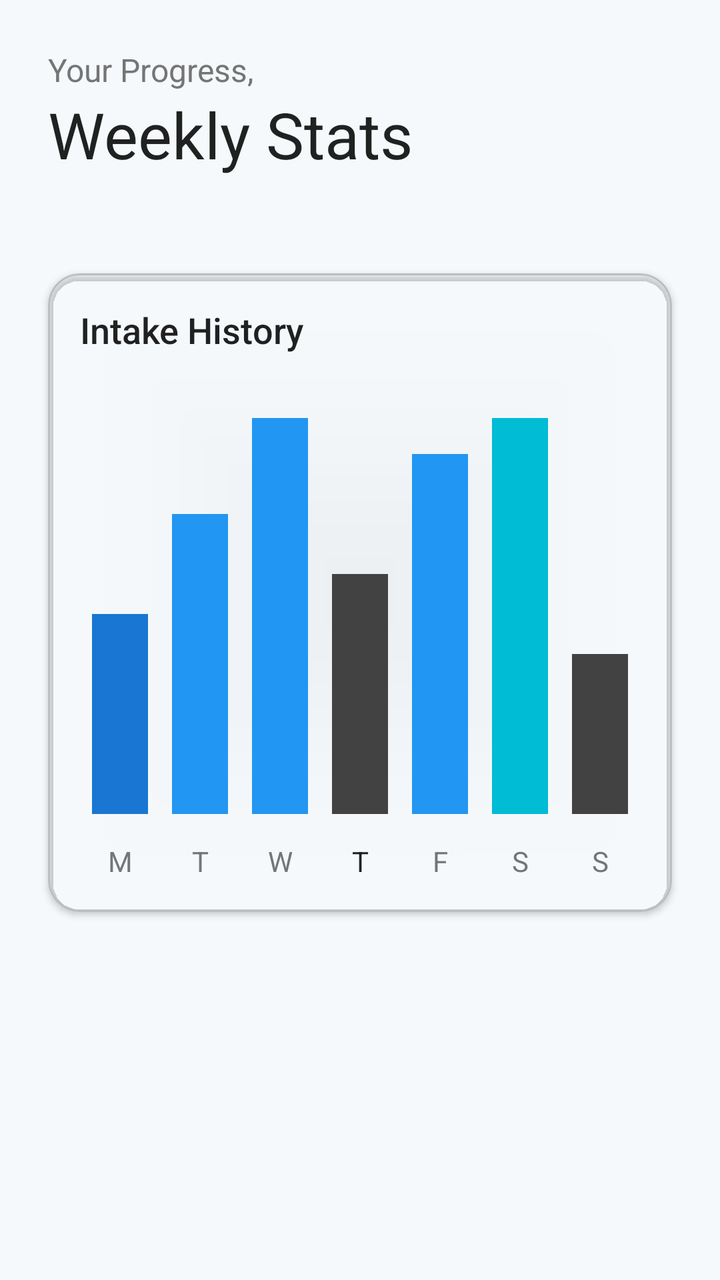
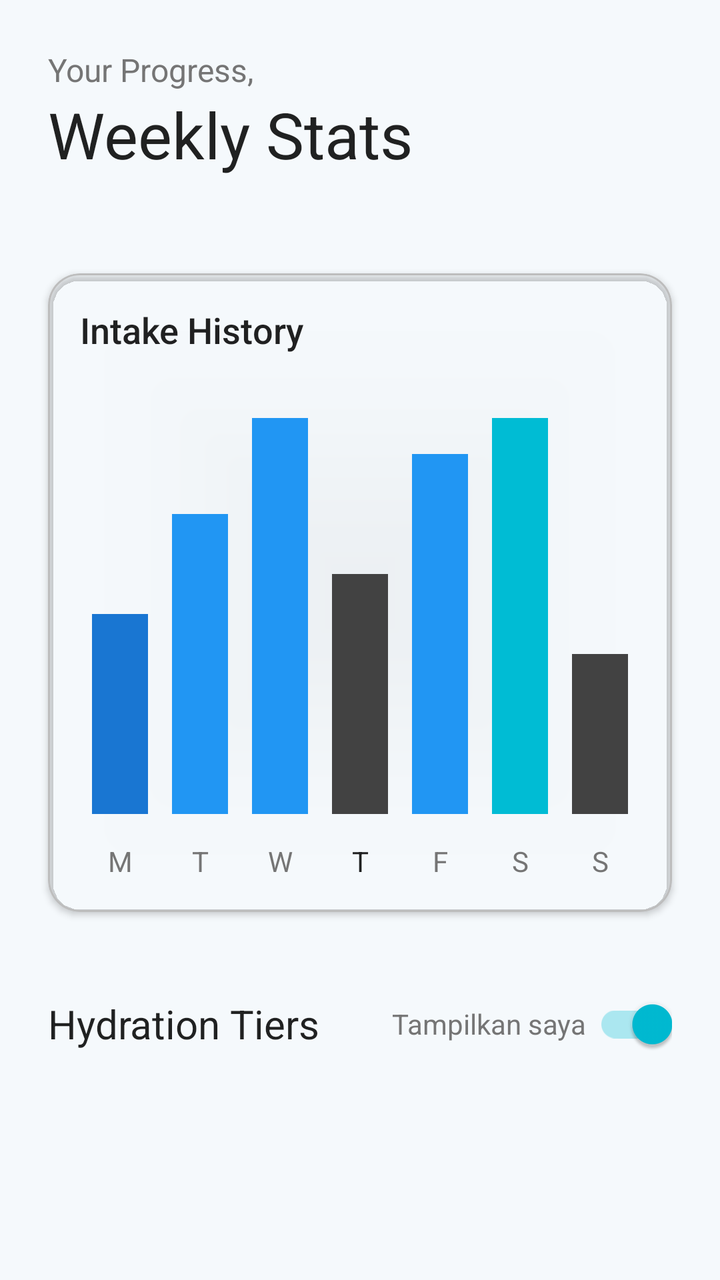

Before-and-after screenshots of an Android layout around one commit, followed by the original layout XML and the change that was made.
<!-- AndroidManifest.xml: application theme Theme.WaterTracker -->
<!-- res/layout/fragment_stats.xml -->
<?xml version="1.0" encoding="utf-8"?>
<androidx.constraintlayout.widget.ConstraintLayout xmlns:android="http://schemas.android.com/apk/res/android"
    xmlns:app="http://schemas.android.com/apk/res-auto"
    xmlns:tools="http://schemas.android.com/tools"
    android:layout_width="match_parent"
    android:layout_height="match_parent"
    android:background="?android:attr/windowBackground"
    tools:context=".StatsFragment">

    
    <LinearLayout
        android:id="@+id/headerContainer"
        android:layout_width="match_parent"
        android:layout_height="wrap_content"
        android:orientation="vertical"
        android:padding="24dp"
        app:layout_constraintTop_toTopOf="parent">

        <TextView
            android:layout_width="wrap_content"
            android:layout_height="wrap_content"
            android:text="Your Progress,"
            android:textColor="@color/water_text_secondary"
            android:textSize="16sp" />

        <TextView
            android:layout_width="wrap_content"
            android:layout_height="wrap_content"
            android:fontFamily="sans-serif-bold"
            android:text="Weekly Stats"
            android:textColor="?android:attr/textColorPrimary"
            android:textSize="32sp" />
    </LinearLayout>

    <com.google.android.material.card.MaterialCardView
        android:id="@+id/chartCard"
        android:layout_width="match_parent"
        android:layout_height="wrap_content"
        android:layout_marginHorizontal="24dp"
        android:layout_marginTop="24dp"
        app:cardCornerRadius="16dp"
        app:cardElevation="2dp"
        app:strokeWidth="1dp"
        app:strokeColor="@color/water_divider"
        app:cardBackgroundColor="@android:color/transparent"
        app:layout_constraintTop_toBottomOf="@id/headerContainer"
        app:layout_constraintStart_toStartOf="parent"
        app:layout_constraintEnd_toEndOf="parent">

        <LinearLayout
            android:layout_width="match_parent"
            android:layout_height="wrap_content"
            android:orientation="vertical"
            android:padding="16dp">

            <TextView
                android:layout_width="wrap_content"
                android:layout_height="wrap_content"
                android:fontFamily="sans-serif-medium"
                android:text="Intake History"
                android:textColor="?android:attr/textColorPrimary"
                android:textSize="18sp"
                android:layout_marginBottom="16dp" />

            <LinearLayout
                android:id="@+id/chartPlaceholder"
                android:layout_width="match_parent"
                android:layout_height="220dp"
                android:orientation="horizontal"
                android:gravity="bottom"
                android:paddingTop="16dp">

                <View android:layout_width="0dp" android:layout_weight="1" android:layout_height="100dp" android:layout_margin="6dp" android:background="@color/water_blue_dark" />
                <View android:layout_width="0dp" android:layout_weight="1" android:layout_height="150dp" android:layout_margin="6dp" android:background="@color/water_blue_primary" />
                <View android:layout_width="0dp" android:layout_weight="1" android:layout_height="200dp" android:layout_margin="6dp" android:background="@color/water_blue_primary" />
                <View android:layout_width="0dp" android:layout_weight="1" android:layout_height="120dp" android:layout_margin="6dp" android:background="@color/water_placeholder_dark" />
                <View android:layout_width="0dp" android:layout_weight="1" android:layout_height="180dp" android:layout_margin="6dp" android:background="@color/water_blue_primary" />
                <View android:layout_width="0dp" android:layout_weight="1" android:layout_height="220dp" android:layout_margin="6dp" android:background="@color/water_blue_accent" />
                <View android:layout_width="0dp" android:layout_weight="1" android:layout_height="80dp" android:layout_margin="6dp" android:background="@color/water_placeholder_dark" />
            </LinearLayout>

            <LinearLayout
                android:layout_width="match_parent"
                android:layout_height="wrap_content"
                android:orientation="horizontal"
                android:layout_marginTop="8dp">
                <TextView android:layout_width="0dp" android:layout_weight="1" android:layout_height="wrap_content" android:text="M" android:gravity="center" android:textColor="@color/water_text_secondary"/>
                <TextView android:layout_width="0dp" android:layout_weight="1" android:layout_height="wrap_content" android:text="T" android:gravity="center" android:textColor="@color/water_text_secondary"/>
                <TextView android:layout_width="0dp" android:layout_weight="1" android:layout_height="wrap_content" android:text="W" android:gravity="center" android:textColor="@color/water_text_secondary"/>
                <TextView android:layout_width="0dp" android:layout_weight="1" android:layout_height="wrap_content" android:text="T" android:gravity="center" android:textColor="?android:attr/textColorPrimary" android:fontFamily="sans-serif-bold"/>
                <TextView android:layout_width="0dp" android:layout_weight="1" android:layout_height="wrap_content" android:text="F" android:gravity="center" android:textColor="@color/water_text_secondary"/>
                <TextView android:layout_width="0dp" android:layout_weight="1" android:layout_height="wrap_content" android:text="S" android:gravity="center" android:textColor="@color/water_text_secondary"/>
                <TextView android:layout_width="0dp" android:layout_weight="1" android:layout_height="wrap_content" android:text="S" android:gravity="center" android:textColor="@color/water_text_secondary"/>
            </LinearLayout>
        </LinearLayout>
    </com.google.android.material.card.MaterialCardView>

</androidx.constraintlayout.widget.ConstraintLayout>
<!-- resources referenced by this layout -->
<resources>
  <color name="water_blue_accent">#00BCD4</color>
  <color name="water_blue_dark">#1976D2</color>
  <color name="water_blue_primary">#2196F3</color>
  <color name="water_divider">#BDBDBD</color>
  <color name="water_placeholder_dark">#424242</color>
  <color name="water_text_secondary">#757575</color>
  <style name="Theme.WaterTracker" parent="Theme.MaterialComponents.DayNight.NoActionBar">
          
          <item name="colorPrimary">@color/water_blue_primary</item>
          <item name="colorPrimaryVariant">@color/water_blue_dark</item>
          <item name="colorOnPrimary">@color/water_white</item>
          
          <item name="colorSecondary">@color/water_blue_accent</item>
          <item name="colorSecondaryVariant">@color/water_blue_accent_light</item>
          <item name="colorOnSecondary">@color/water_white</item>
          
          <item name="android:statusBarColor">?attr/colorPrimaryVariant</item>
          
          <item name="android:windowBackground">@color/water_bg_light</item>
          <item name="colorSurface">@color/water_white</item>
      </style>
  <color name="water_white">#FFFFFF</color>
  <color name="water_blue_accent_light">#81D4FA</color>
  <color name="water_bg_light">#F5F9FC</color>
</resources>

<!-- the commit's change to res/layout/fragment_stats.xml (unified diff, before → after) -->
@@ -1,98 +1,143 @@
 <?xml version="1.0" encoding="utf-8"?>
-<androidx.constraintlayout.widget.ConstraintLayout xmlns:android="http://schemas.android.com/apk/res/android"
+<ScrollView xmlns:android="http://schemas.android.com/apk/res/android"
     xmlns:app="http://schemas.android.com/apk/res-auto"
     xmlns:tools="http://schemas.android.com/tools"
     android:layout_width="match_parent"
     android:layout_height="match_parent"
     android:background="?android:attr/windowBackground"
+    android:fillViewport="true"
     tools:context=".StatsFragment">
 
-    
-    <LinearLayout
-        android:id="@+id/headerContainer"
+    <androidx.constraintlayout.widget.ConstraintLayout
         android:layout_width="match_parent"
-        android:layout_height="wrap_content"
-        android:orientation="vertical"
-        android:padding="24dp"
-        app:layout_constraintTop_toTopOf="parent">
+        android:layout_height="wrap_content">
 
-        <TextView
-            android:layout_width="wrap_content"
-            android:layout_height="wrap_content"
-            android:text="Your Progress,"
-            android:textColor="@color/water_text_secondary"
-            android:textSize="16sp" />
-
-        <TextView
-            android:layout_width="wrap_content"
-            android:layout_height="wrap_content"
-            android:fontFamily="sans-serif-bold"
-            android:text="Weekly Stats"
-            android:textColor="?android:attr/textColorPrimary"
-            android:textSize="32sp" />
-    </LinearLayout>
-
-    <com.google.android.material.card.MaterialCardView
-        android:id="@+id/chartCard"
-        android:layout_width="match_parent"
-        android:layout_height="wrap_content"
-        android:layout_marginHorizontal="24dp"
-        android:layout_marginTop="24dp"
-        app:cardCornerRadius="16dp"
-        app:cardElevation="2dp"
-        app:strokeWidth="1dp"
-        app:strokeColor="@color/water_divider"
-        app:cardBackgroundColor="@android:color/transparent"
-        app:layout_constraintTop_toBottomOf="@id/headerContainer"
-        app:layout_constraintStart_toStartOf="parent"
-        app:layout_constraintEnd_toEndOf="parent">
-
+        
         <LinearLayout
+            android:id="@+id/headerContainer"
             android:layout_width="match_parent"
             android:layout_height="wrap_content"
             android:orientation="vertical"
-            android:padding="16dp">
+            android:padding="24dp"
+            app:layout_constraintTop_toTopOf="parent">
 
             <TextView
                 android:layout_width="wrap_content"
                 android:layout_height="wrap_content"
-                android:fontFamily="sans-serif-medium"
-                android:text="Intake History"
+                android:text="Your Progress,"
+                android:textColor="@color/water_text_secondary"
+                android:textSize="16sp" />
+
+            <TextView
+                android:layout_width="wrap_content"
+                android:layout_height="wrap_content"
+                android:fontFamily="sans-serif-bold"
+                android:text="Weekly Stats"
                 android:textColor="?android:attr/textColorPrimary"
-                android:textSize="18sp"
-                android:layout_marginBottom="16dp" />
+                android:textSize="32sp" />
+        </LinearLayout>
 
-            <LinearLayout
-                android:id="@+id/chartPlaceholder"
-                android:layout_width="match_parent"
-                android:layout_height="220dp"
-                android:orientation="horizontal"
-                android:gravity="bottom"
-                android:paddingTop="16dp">
-
-                <View android:layout_width="0dp" android:layout_weight="1" android:layout_height="100dp" android:layout_margin="6dp" android:background="@color/water_blue_dark" />
-                <View android:layout_width="0dp" android:layout_weight="1" android:layout_height="150dp" android:layout_margin="6dp" android:background="@color/water_blue_primary" />
-                <View android:layout_width="0dp" android:layout_weight="1" android:layout_height="200dp" android:layout_margin="6dp" android:background="@color/water_blue_primary" />
-                <View android:layout_width="0dp" android:layout_weight="1" android:layout_height="120dp" android:layout_margin="6dp" android:background="@color/water_placeholder_dark" />
-                <View android:layout_width="0dp" android:layout_weight="1" android:layout_height="180dp" android:layout_margin="6dp" android:background="@color/water_blue_primary" />
-                <View android:layout_width="0dp" android:layout_weight="1" android:layout_height="220dp" android:layout_margin="6dp" android:background="@color/water_blue_accent" />
-                <View android:layout_width="0dp" android:layout_weight="1" android:layout_height="80dp" android:layout_margin="6dp" android:background="@color/water_placeholder_dark" />
-            </LinearLayout>
+        <com.google.android.material.card.MaterialCardView
+            android:id="@+id/chartCard"
+            android:layout_width="match_parent"
+            android:layout_height="wrap_content"
+            android:layout_marginHorizontal="24dp"
+            android:layout_marginTop="24dp"
+            app:cardCornerRadius="16dp"
+            app:cardElevation="2dp"
+            app:strokeWidth="1dp"
+            app:strokeColor="@color/water_divider"
+            app:cardBackgroundColor="@android:color/transparent"
+            app:layout_constraintTop_toBottomOf="@id/headerContainer"
+            app:layout_constraintStart_toStartOf="parent"
+            app:layout_constraintEnd_toEndOf="parent">
 
             <LinearLayout
                 android:layout_width="match_parent"
                 android:layout_height="wrap_content"
-                android:orientation="horizontal"
-                android:layout_marginTop="8dp">
-                <TextView android:layout_width="0dp" android:layout_weight="1" android:layout_height="wrap_content" android:text="M" android:gravity="center" android:textColor="@color/water_text_secondary"/>
-                <TextView android:layout_width="0dp" android:layout_weight="1" android:layout_height="wrap_content" android:text="T" android:gravity="center" android:textColor="@color/water_text_secondary"/>
-                <TextView android:layout_width="0dp" android:layout_weight="1" android:layout_height="wrap_content" android:text="W" android:gravity="center" android:textColor="@color/water_text_secondary"/>
-                <TextView android:layout_width="0dp" android:layout_weight="1" android:layout_height="wrap_content" android:text="T" android:gravity="center" android:textColor="?android:attr/textColorPrimary" android:fontFamily="sans-serif-bold"/>
-                <TextView android:layout_width="0dp" android:layout_weight="1" android:layout_height="wrap_content" android:text="F" android:gravity="center" android:textColor="@color/water_text_secondary"/>
-                <TextView android:layout_width="0dp" android:layout_weight="1" android:layout_height="wrap_content" android:text="S" android:gravity="center" android:textColor="@color/water_text_secondary"/>
-                <TextView android:layout_width="0dp" android:layout_weight="1" android:layout_height="wrap_content" android:text="S" android:gravity="center" android:textColor="@color/water_text_secondary"/>
+                android:orientation="vertical"
+                android:padding="16dp">
+
+                <TextView
+                    android:layout_width="wrap_content"
+                    android:layout_height="wrap_content"
+                    android:fontFamily="sans-serif-medium"
+                    android:text="Intake History"
+                    android:textColor="?android:attr/textColorPrimary"
+                    android:textSize="18sp"
+                    android:layout_marginBottom="16dp" />
+
+                <LinearLayout
+                    android:id="@+id/chartPlaceholder"
+                    android:layout_width="match_parent"
+                    android:layout_height="220dp"
+                    android:orientation="horizontal"
+                    android:gravity="bottom"
+                    android:paddingTop="16dp">
+
+                    <View android:layout_width="0dp" android:layout_weight="1" android:layout_height="100dp" android:layout_margin="6dp" android:background="@color/water_blue_dark" />
+                    <View android:layout_width="0dp" android:layout_weight="1" android:layout_height="150dp" android:layout_margin="6dp" android:background="@color/water_blue_primary" />
+                    <View android:layout_width="0dp" android:layout_weight="1" android:layout_height="200dp" android:layout_margin="6dp" android:background="@color/water_blue_primary" />
+                    <View android:layout_width="0dp" android:layout_weight="1" android:layout_height="120dp" android:layout_margin="6dp" android:background="@color/water_placeholder_dark" />
+                    <View android:layout_width="0dp" android:layout_weight="1" android:layout_height="180dp" android:layout_margin="6dp" android:background="@color/water_blue_primary" />
+                    <View android:layout_width="0dp" android:layout_weight="1" android:layout_height="220dp" android:layout_margin="6dp" android:background="@color/water_blue_accent" />
+                    <View android:layout_width="0dp" android:layout_weight="1" android:layout_height="80dp" android:layout_margin="6dp" android:background="@color/water_placeholder_dark" />
+                </LinearLayout>
+
+                <LinearLayout
+                    android:layout_width="match_parent"
+                    android:layout_height="wrap_content"
+                    android:orientation="horizontal"
+                    android:layout_marginTop="8dp">
+                    <TextView android:layout_width="0dp" android:layout_weight="1" android:layout_height="wrap_content" android:text="M" android:gravity="center" android:textColor="@color/water_text_secondary"/>
+                    <TextView android:layout_width="0dp" android:layout_weight="1" android:layout_height="wrap_content" android:text="T" android:gravity="center" android:textColor="@color/water_text_secondary"/>
+                    <TextView android:layout_width="0dp" android:layout_weight="1" android:layout_height="wrap_content" android:text="W" android:gravity="center" android:textColor="@color/water_text_secondary"/>
+                    <TextView android:layout_width="0dp" android:layout_weight="1" android:layout_height="wrap_content" android:text="T" android:gravity="center" android:textColor="?android:attr/textColorPrimary" android:fontFamily="sans-serif-bold"/>
+                    <TextView android:layout_width="0dp" android:layout_weight="1" android:layout_height="wrap_content" android:text="F" android:gravity="center" android:textColor="@color/water_text_secondary"/>
+                    <TextView android:layout_width="0dp" android:layout_weight="1" android:layout_height="wrap_content" android:text="S" android:gravity="center" android:textColor="@color/water_text_secondary"/>
+                    <TextView android:layout_width="0dp" android:layout_weight="1" android:layout_height="wrap_content" android:text="S" android:gravity="center" android:textColor="@color/water_text_secondary"/>
+                </LinearLayout>
             </LinearLayout>
+        </com.google.android.material.card.MaterialCardView>
+
+        
+        <LinearLayout
+            android:id="@+id/tiersHeaderContainer"
+            android:layout_width="match_parent"
+            android:layout_height="wrap_content"
+            android:orientation="horizontal"
+            android:paddingHorizontal="24dp"
+            android:paddingTop="32dp"
+            android:paddingBottom="16dp"
+            android:gravity="center_vertical"
+            app:layout_constraintTop_toBottomOf="@id/chartCard">
+
+            <TextView
+                android:layout_width="0dp"
+                android:layout_weight="1"
+                android:layout_height="wrap_content"
+                android:fontFamily="sans-serif-bold"
+                android:text="Hydration Tiers"
+                android:textColor="?android:attr/textColorPrimary"
+                android:textSize="20sp" />
+
+            <androidx.appcompat.widget.SwitchCompat
+                android:id="@+id/switchPublic"
+                android:layout_width="wrap_content"
+                android:layout_height="wrap_content"
+                android:text="Tampilkan saya "
+                android:textSize="14sp"
+                android:textColor="@color/water_text_secondary"
+                android:checked="true" />
         </LinearLayout>
-    </com.google.android.material.card.MaterialCardView>
 
-</androidx.constraintlayout.widget.ConstraintLayout>
+        <androidx.recyclerview.widget.RecyclerView
+            android:id="@+id/rvTiers"
+            android:layout_width="match_parent"
+            android:layout_height="wrap_content"
+            android:nestedScrollingEnabled="false"
+            android:paddingBottom="40dp"
+            app:layout_constraintTop_toBottomOf="@id/tiersHeaderContainer" />
+
+    </androidx.constraintlayout.widget.ConstraintLayout>
+</ScrollView>
